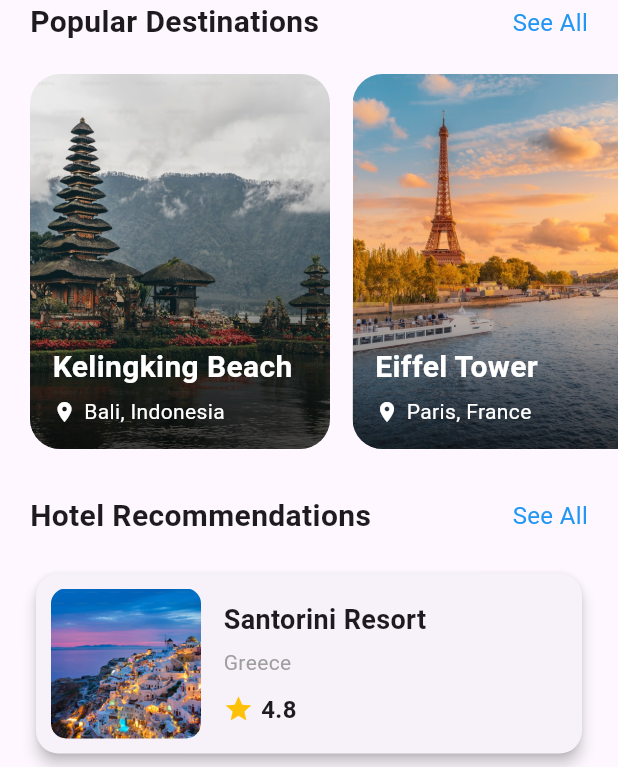
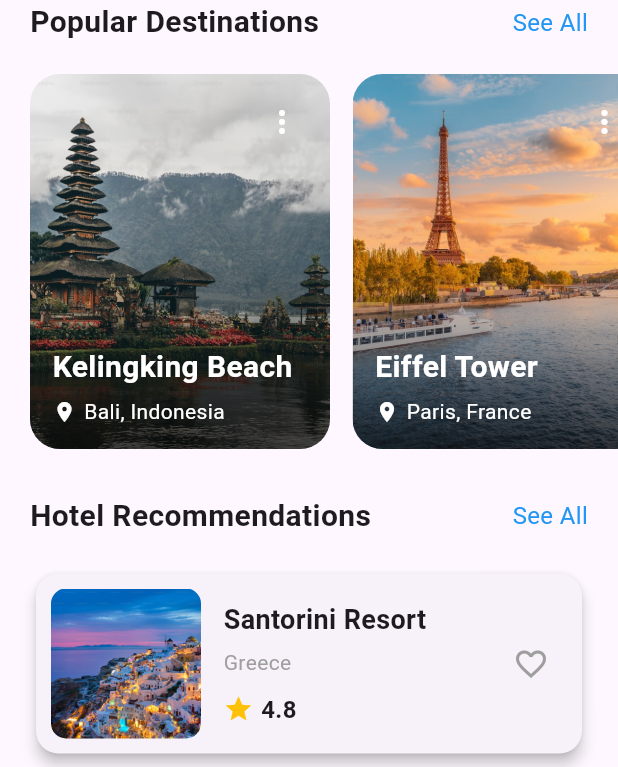
Before and after one commit to devintan4/trivy, a Flutter app: the screen it shows after launch, on a phone screen of 412 x 824 dp. Shown: the part 331-1098 px from the top of the screen. Run offline on Flutter 3.47's test engine with Material 3 defaults, Android fonts, the phone set to English and light mode, and no system bars; our stand-ins replace flutter_riverpod; Roboto replaces fonts that are missing (Poppins).

Commit message:
create: alert and dialog, local state, option, image, loading.

```diff
--- a/lib/models/hotel_model.dart
+++ b/lib/models/hotel_model.dart
@@ -1,13 +1,14 @@
 class Hotel {
+  final String id;
   final String imagePath;
   final String name;
   final String location;
   final double rating;
 
   Hotel({
+    required this.name,
     required this.imagePath,
-    required this.name,
     required this.location,
     required this.rating,
-  });
+  }) : id = name.replaceAll(' ', '').toLowerCase();
 }
--- a/lib/providers/home_providers.dart
+++ b/lib/providers/home_providers.dart
@@ -6,7 +6,10 @@ final usernameProvider = Provider<String>((ref) {
   return 'Explorer!';
 });
 
-final popularDestinationsProvider = Provider<List<Destination>>((ref) {
+final popularDestinationsProvider = FutureProvider<List<Destination>>((
+  ref,
+) async {
+  await Future.delayed(const Duration(seconds: 2));
   return [
     Destination(
       imagePath: 'assets/images/destination_bali.png',
@@ -26,7 +29,8 @@ final popularDestinationsProvider = Provider<List<Destination>>((ref) {
   ];
 });
 
-final hotelRecommendationsProvider = Provider<List<Hotel>>((ref) {
+final hotelRecommendationsProvider = FutureProvider<List<Hotel>>((ref) async {
+  await Future.delayed(const Duration(seconds: 3));
   return [
     Hotel(
       imagePath: 'assets/images/destination_santorini.png',
@@ -42,3 +46,25 @@ final hotelRecommendationsProvider = Provider<List<Hotel>>((ref) {
     ),
   ];
 });
+
+class LikedHotelsNotifier extends Notifier<List<String>> {
+  @override
+  List<String> build() {
+    return [];
+  }
+
+  void toggleLikeStatus(String hotelId) {
+    final isCurrentlyLiked = state.contains(hotelId);
+
+    if (isCurrentlyLiked) {
+      state = state.where((id) => id != hotelId).toList();
+    } else {
+      state = [...state, hotelId];
+    }
+  }
+}
+
+// 2. Ganti StateProvider menjadi NotifierProvider
+final likedHotelsProvider = NotifierProvider<LikedHotelsNotifier, List<String>>(
+  LikedHotelsNotifier.new,
+);
--- a/lib/screens/home/home_screen.dart
+++ b/lib/screens/home/home_screen.dart
@@ -9,11 +9,15 @@ class HomeScreen extends ConsumerWidget {
 
   @override
   Widget build(BuildContext context, WidgetRef ref) {
-    final String username = ref.watch(usernameProvider);
-    final List<Destination> destinations = ref.watch(
+    // Membaca data AsyncValue dari FutureProvider
+    final AsyncValue<List<Destination>> destinations = ref.watch(
       popularDestinationsProvider,
     );
-    final List<Hotel> hotels = ref.watch(hotelRecommendationsProvider);
+    final AsyncValue<List<Hotel>> hotels = ref.watch(
+      hotelRecommendationsProvider,
+    );
+
+    final String username = ref.watch(usernameProvider);
 
     return Scaffold(
       body: ListView(
@@ -24,11 +28,24 @@ class HomeScreen extends ConsumerWidget {
           const SizedBox(height: 30),
           _buildSectionTitle('Popular Destinations', () {}),
           const SizedBox(height: 20),
-          _buildPopularDestinations(destinations),
+
+          // Menggunakan .when untuk menangani state loading, error, dan data
+          destinations.when(
+            data: (destinationsData) =>
+                _buildPopularDestinations(destinationsData),
+            loading: () => const Center(child: CircularProgressIndicator()),
+            error: (err, stack) => Center(child: Text('Error: $err')),
+          ),
+
           const SizedBox(height: 30),
           _buildSectionTitle('Hotel Recommendations', () {}),
           const SizedBox(height: 20),
-          _buildHotelList(hotels),
+
+          hotels.when(
+            data: (hotelsData) => _buildHotelList(hotelsData),
+            loading: () => const Center(child: CircularProgressIndicator()),
+            error: (err, stack) => Center(child: Text('Error: $err')),
+          ),
         ],
       ),
       bottomNavigationBar: BottomNavigationBar(
@@ -47,6 +64,8 @@ class HomeScreen extends ConsumerWidget {
       ),
     );
   }
+
+  // == WIDGET-WIDGET PEMBANTU ==
 
   Widget _buildHeader(String username) {
     return Padding(
@@ -130,21 +149,61 @@ class HomeScreen extends ConsumerWidget {
         itemCount: destinations.length,
         itemBuilder: (context, index) {
           final destination = destinations[index];
-          return _buildDestinationCard(
-            destination.imagePath,
-            destination.title,
-            destination.location,
-          );
+          return _DestinationCard(
+            destination: destination,
+          ); // Gunakan widget terpisah
         },
       ),
     );
   }
 
-  Widget _buildDestinationCard(
-    String imagePath,
-    String title,
-    String location,
-  ) {
+  Widget _buildHotelList(List<Hotel> hotels) {
+    return Padding(
+      padding: const EdgeInsets.symmetric(horizontal: 20.0),
+      child: ListView.separated(
+        shrinkWrap: true,
+        physics: const NeverScrollableScrollPhysics(),
+        itemCount: hotels.length,
+        itemBuilder: (context, index) {
+          final hotel = hotels[index];
+          return _HotelCard(hotel: hotel); // Gunakan widget terpisah
+        },
+        separatorBuilder: (context, index) => const SizedBox(height: 15),
+      ),
+    );
+  }
+}
+
+// == WIDGET KARTU DESTINASI (DENGAN INTERAKSI GAMBAR & OPSI) ==
+
+class _DestinationCard extends StatelessWidget {
+  const _DestinationCard({required this.destination});
+  final Destination destination;
+
+  // Fungsi untuk menampilkan dialog gambar
+  void _showImageDialog(BuildContext context) {
+    showDialog(
+      context: context,
+      builder: (context) => Dialog(
+        child: Column(
+          mainAxisSize: MainAxisSize.min,
+          children: [
+            Image.asset(destination.imagePath),
+            Padding(
+              padding: const EdgeInsets.all(8.0),
+              child: Text(
+                destination.title,
+                style: const TextStyle(fontWeight: FontWeight.bold),
+              ),
+            ),
+          ],
+        ),
+      ),
+    );
+  }
+
+  @override
+  Widget build(BuildContext context) {
     return Container(
       width: 200,
       margin: const EdgeInsets.only(right: 15),
@@ -153,7 +212,16 @@ class HomeScreen extends ConsumerWidget {
         child: Stack(
           alignment: Alignment.bottomLeft,
           children: [
-            Image.asset(imagePath, fit: BoxFit.cover, height: 250, width: 200),
+            // FITUR: Image Interaktif
+            GestureDetector(
+              onTap: () => _showImageDialog(context),
+              child: Image.asset(
+                destination.imagePath,
+                fit: BoxFit.cover,
+                height: 250,
+                width: 200,
+              ),
+            ),
             Container(
               height: 250,
               decoration: BoxDecoration(
@@ -164,6 +232,32 @@ class HomeScreen extends ConsumerWidget {
                 ),
               ),
             ),
+            // FITUR: Opsi (Option)
+            Positioned(
+              top: 8,
+              right: 8,
+              child: PopupMenuButton<String>(
+                icon: const Icon(Icons.more_vert, color: Colors.white),
+                onSelected: (value) {
+                  // Aksi sederhana saat opsi dipilih
+                  ScaffoldMessenger.of(context).showSnackBar(
+                    SnackBar(
+                      content: Text('$value selected for ${destination.title}'),
+                    ),
+                  );
+                },
+                itemBuilder: (BuildContext context) => <PopupMenuEntry<String>>[
+                  const PopupMenuItem<String>(
+                    value: 'View Details',
+                    child: Text('View Details'),
+                  ),
+                  const PopupMenuItem<String>(
+                    value: 'Add to Wishlist',
+                    child: Text('Add to Wishlist'),
+                  ),
+                ],
+              ),
+            ),
             Padding(
               padding: const EdgeInsets.all(15.0),
               child: Column(
@@ -171,7 +265,7 @@ class HomeScreen extends ConsumerWidget {
                 crossAxisAlignment: CrossAxisAlignment.start,
                 children: [
                   Text(
-                    title,
+                    destination.title,
                     style: const TextStyle(
                       color: Colors.white,
                       fontSize: 20,
@@ -189,7 +283,7 @@ class HomeScreen extends ConsumerWidget {
                       const SizedBox(width: 5),
                       Expanded(
                         child: Text(
-                          location,
+                          destination.location,
                           style: const TextStyle(
                             color: Colors.white,
                             fontSize: 14,
@@ -207,35 +301,53 @@ class HomeScreen extends ConsumerWidget {
       ),
     );
   }
+}
 
-  Widget _buildHotelList(List<Hotel> hotels) {
-    return Padding(
-      padding: const EdgeInsets.symmetric(horizontal: 20.0),
-      child: ListView.separated(
-        shrinkWrap: true,
-        physics: const NeverScrollableScrollPhysics(),
-        itemCount: hotels.length,
-        itemBuilder: (context, index) {
-          final hotel = hotels[index];
-          return _buildHotelCard(
-            hotel.imagePath,
-            hotel.name,
-            hotel.location,
-            hotel.rating,
+// == WIDGET KARTU HOTEL (DENGAN LOCAL STATE & DIALOG) ==
+
+class _HotelCard extends ConsumerWidget {
+  const _HotelCard({required this.hotel});
+  final Hotel hotel;
+
+  void _showBookingConfirmationDialog(BuildContext context) {
+    showDialog(
+      context: context,
+      builder: (BuildContext context) {
+        return AlertDialog(
+          title: const Text('Confirm Booking'),
+          content: Text(
+            'Are you sure you want to book a room at ${hotel.name}?',
+          ),
+          actions: <Widget>[
+            TextButton(
+              child: const Text('Cancel'),
+              onPressed: () => Navigator.of(context).pop(),
+            ),
+            TextButton(
+              child: const Text('Confirm'),
+              onPressed: () {
+                Navigator.of(context).pop();
+                ScaffoldMessenger.of(context).showSnackBar(
+                  SnackBar(
+                    content: Text('Booking for ${hotel.name} confirmed!'),
+                  ),
                 );
               },
-        separatorBuilder: (context, index) => const SizedBox(height: 15),
             ),
+          ],
+        );
+      },
     );
   }
 
-  Widget _buildHotelCard(
-    String imagePath,
-    String name,
-    String location,
-    double rating,
-  ) {
-    return Card(
+  @override
+  Widget build(BuildContext context, WidgetRef ref) {
+    final likedHotelIds = ref.watch(likedHotelsProvider);
+    final isLiked = likedHotelIds.contains(hotel.id);
+
+    return GestureDetector(
+      onTap: () => _showBookingConfirmationDialog(context),
+      child: Card(
         elevation: 4,
         shape: RoundedRectangleBorder(borderRadius: BorderRadius.circular(15)),
         child: Padding(
@@ -245,7 +357,7 @@ class HomeScreen extends ConsumerWidget {
               ClipRRect(
                 borderRadius: BorderRadius.circular(10.0),
                 child: Image.asset(
-                imagePath,
+                  hotel.imagePath,
                   width: 100,
                   height: 100,
                   fit: BoxFit.cover,
@@ -257,7 +369,7 @@ class HomeScreen extends ConsumerWidget {
                   crossAxisAlignment: CrossAxisAlignment.start,
                   children: [
                     Text(
-                    name,
+                      hotel.name,
                       style: const TextStyle(
                         fontSize: 18,
                         fontWeight: FontWeight.bold,
@@ -265,16 +377,16 @@ class HomeScreen extends ConsumerWidget {
                     ),
                     const SizedBox(height: 5),
                     Text(
-                    location,
+                      hotel.location,
                       style: const TextStyle(color: Colors.grey, fontSize: 14),
                     ),
                     const SizedBox(height: 10),
                     Row(
                       children: [
-                      Icon(Icons.star, color: Colors.amber, size: 20),
+                        const Icon(Icons.star, color: Colors.amber, size: 20),
                         const SizedBox(width: 5),
                         Text(
-                        '$rating',
+                          '${hotel.rating}',
                           style: const TextStyle(
                             fontWeight: FontWeight.bold,
                             fontSize: 16,
@@ -285,7 +397,21 @@ class HomeScreen extends ConsumerWidget {
                   ],
                 ),
               ),
+
+              // ## PERUBAHAN HANYA DI SINI ##
+              IconButton(
+                icon: Icon(
+                  isLiked ? Icons.favorite : Icons.favorite_border,
+                  color: isLiked ? Colors.red : Colors.grey,
+                ),
+                onPressed: () {
+                  ref
+                      .read(likedHotelsProvider.notifier)
+                      .toggleLikeStatus(hotel.id);
+                },
+              ),
             ],
+          ),
         ),
       ),
     );
```
Lines whose indentation alone changed are shown as unchanged.
